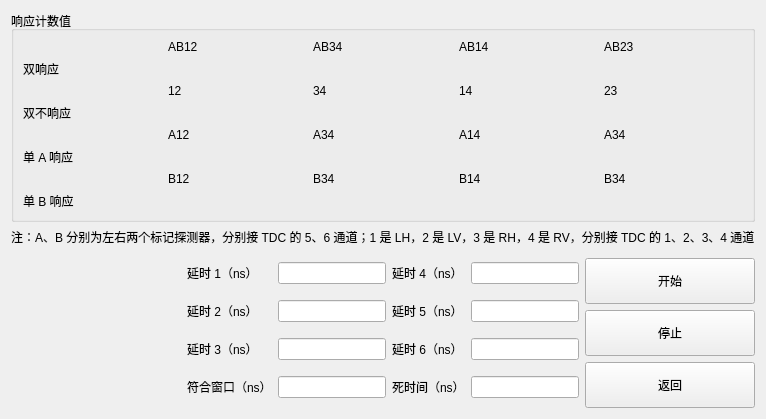
Above: ui/heraldqkdwidget.ui from WhiteChimney/TDC-counter before the change. Below: the same form after it.
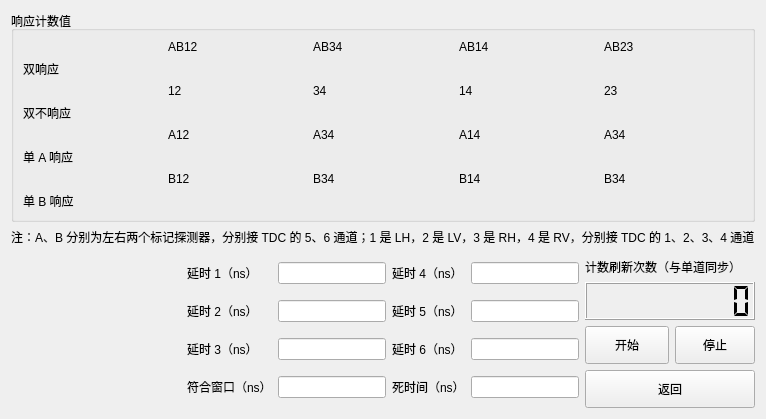
That is the form after the change.

```diff
--- a/ui/heraldqkdwidget.ui
+++ b/ui/heraldqkdwidget.ui
@@ -15,21 +15,8 @@
   </property>
   <layout class="QGridLayout" name="gridLayout">
    <item row="3" column="2">
-    <layout class="QVBoxLayout" name="verticalLayout_2">
-     <item>
-      <widget class="QPushButton" name="buttonStart">
-       <property name="sizePolicy">
-        <sizepolicy hsizetype="MinimumExpanding" vsizetype="MinimumExpanding">
-         <horstretch>0</horstretch>
-         <verstretch>0</verstretch>
-        </sizepolicy>
-       </property>
-       <property name="text">
-        <string>开始</string>
-       </property>
-      </widget>
-     </item>
-     <item>
+    <layout class="QGridLayout" name="gridLayout_3">
+     <item row="2" column="1">
       <widget class="QPushButton" name="buttonStop">
        <property name="sizePolicy">
         <sizepolicy hsizetype="Preferred" vsizetype="MinimumExpanding">
@@ -42,7 +29,7 @@
        </property>
       </widget>
      </item>
-     <item>
+     <item row="3" column="0" colspan="2">
       <widget class="QPushButton" name="buttonReturn">
        <property name="sizePolicy">
         <sizepolicy hsizetype="Preferred" vsizetype="MinimumExpanding">
@@ -55,6 +42,42 @@
        </property>
       </widget>
      </item>
+     <item row="1" column="0" colspan="2">
+      <widget class="QLCDNumber" name="lcdTimeElapsed">
+       <property name="sizePolicy">
+        <sizepolicy hsizetype="Minimum" vsizetype="Expanding">
+         <horstretch>0</horstretch>
+         <verstretch>0</verstretch>
+        </sizepolicy>
+       </property>
+       <property name="digitCount">
+        <number>9</number>
+       </property>
+       <property name="segmentStyle">
+        <enum>QLCDNumber::Flat</enum>
+       </property>
+      </widget>
+     </item>
+     <item row="2" column="0">
+      <widget class="QPushButton" name="buttonStart">
+       <property name="sizePolicy">
+        <sizepolicy hsizetype="MinimumExpanding" vsizetype="MinimumExpanding">
+         <horstretch>0</horstretch>
+         <verstretch>0</verstretch>
+        </sizepolicy>
+       </property>
+       <property name="text">
+        <string>开始</string>
+       </property>
+      </widget>
+     </item>
+     <item row="0" column="0" colspan="2">
+      <widget class="QLabel" name="label_25">
+       <property name="text">
+        <string>计数刷新次数（与单道同步）</string>
+       </property>
+      </widget>
+     </item>
     </layout>
    </item>
    <item row="2" column="1" rowspan="2">
```
